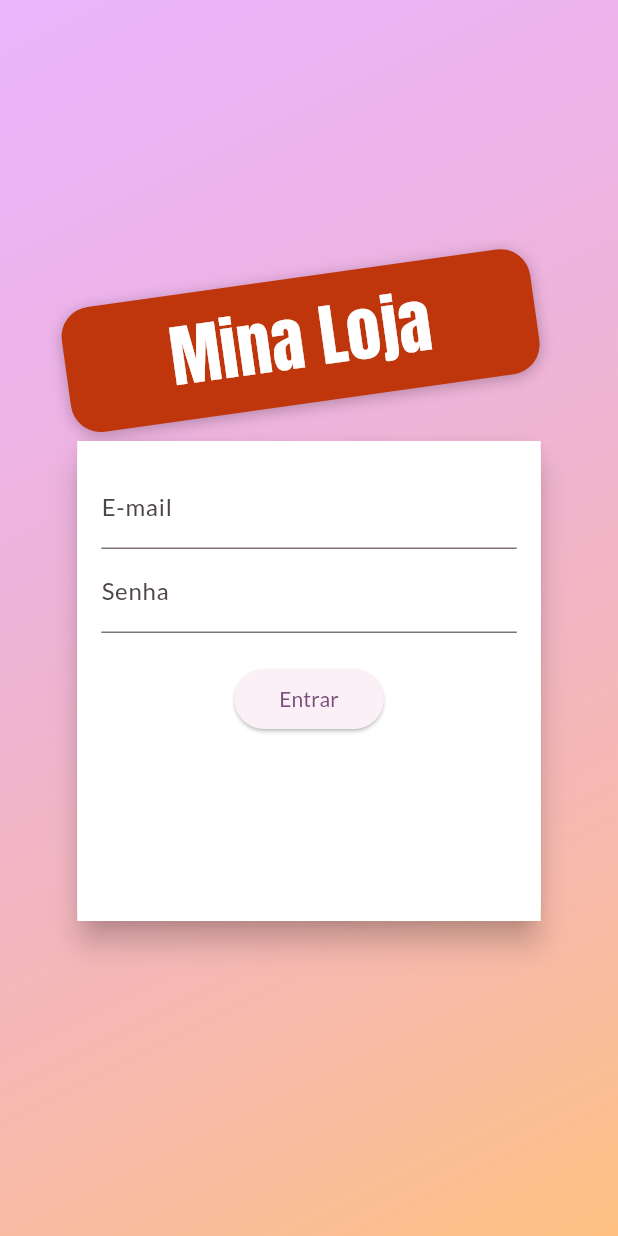
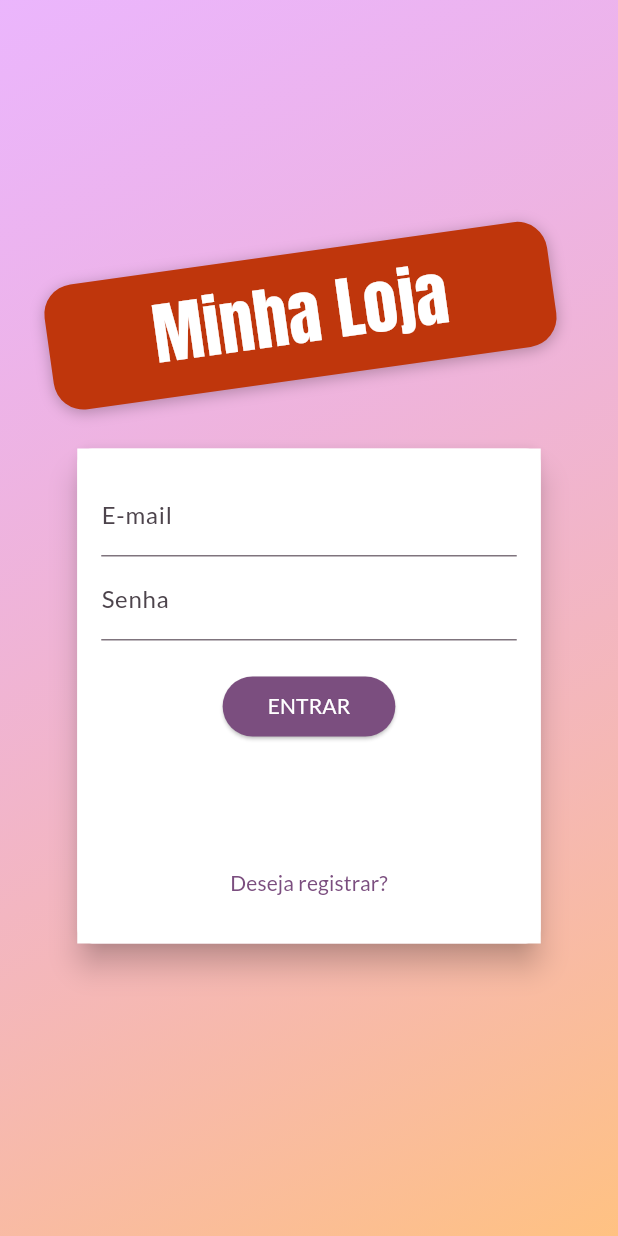
Before and after one commit to Matheus-Doerzbacher/shop, a Flutter app: the screen it shows after launch, on a phone screen of 412 x 824 dp. Run offline on Flutter 3.47's test engine with Material 3 defaults, Android fonts, the phone set to English and light mode, and no system bars.

Commit message:
finalizada a tela de login

```diff
--- a/lib/components/auth_form.dart
+++ b/lib/components/auth_form.dart
@@ -11,13 +11,48 @@ class AuthForm extends StatefulWidget {
 
 class _AuthFormState extends State<AuthForm> {
   final _passwordController = TextEditingController();
-  final AuthMode _authMode = AuthMode.login;
+  final _formKey = GlobalKey<FormState>();
+  bool _isLoading = false;
+  AuthMode _authMode = AuthMode.login;
   final Map<String, String> _authData = {
     "email": "",
     "password": "",
   };
 
-  void _submit() {}
+  bool _isLogin() => _authMode == AuthMode.login;
+  bool _isSignup() => _authMode == AuthMode.signUp;
+
+  void _switchAuthMode() {
+    setState(
+      () {
+        if (_isLogin()) {
+          _authMode = AuthMode.signUp;
+        } else {
+          _authMode = AuthMode.login;
+        }
+      },
+    );
+  }
+
+  void _submit() {
+    final isValidade = _formKey.currentState?.validate() ?? false;
+
+    if (!isValidade) {
+      return;
+    }
+
+    setState(() => _isLoading = true);
+
+    _formKey.currentState?.save();
+
+    if (_isLogin()) {
+      // login
+    } else {
+      // registrar
+    }
+
+    setState(() => _isLoading = false);
+  }
 
   @override
   Widget build(BuildContext context) {
@@ -31,9 +66,10 @@ class _AuthFormState extends State<AuthForm> {
       child: Container(
         color: Colors.white,
         padding: const EdgeInsets.all(16),
-        height: 320,
+        height: _isLogin() ? 330 : 400,
         width: deviceSize.width * 0.75,
         child: Form(
+          key: _formKey,
           child: Column(
             children: [
               TextFormField(
@@ -66,12 +102,12 @@ class _AuthFormState extends State<AuthForm> {
                   return null;
                 },
               ),
-              if (_authMode == AuthMode.signUp)
+              if (_isSignup())
                 TextFormField(
                   decoration: const InputDecoration(labelText: "Confirmar senha"),
                   keyboardType: TextInputType.emailAddress,
                   obscureText: true,
-                  validator: _authMode == AuthMode.login
+                  validator: _isLogin()
                       ? null
                       : (passwordForm) {
                           final password = passwordForm ?? '';
@@ -84,7 +120,9 @@ class _AuthFormState extends State<AuthForm> {
                         },
                 ),
               const SizedBox(height: 20),
-              ElevatedButton(
+              _isLoading
+                  ? const CircularProgressIndicator()
+                  : ElevatedButton(
                       onPressed: _submit,
                       style: ElevatedButton.styleFrom(
                         shape: RoundedRectangleBorder(
@@ -94,9 +132,20 @@ class _AuthFormState extends State<AuthForm> {
                           horizontal: 30,
                           vertical: 8,
                         ),
+                        backgroundColor: Theme.of(context).primaryColor,
                       ),
                       child: Text(
-                  _authMode == AuthMode.login ? "Entrar" : "Registrar",
+                        _authMode == AuthMode.login ? "ENTRAR" : "REGISTRAR",
+                        style: const TextStyle(
+                          color: Colors.white,
+                        ),
+                      ),
+                    ),
+              const Spacer(),
+              TextButton(
+                onPressed: _switchAuthMode,
+                child: Text(
+                  _isLogin() ? "Deseja registrar?" : "Ja posui conta?",
                 ),
               ),
             ],
--- a/lib/pages/auth_page.dart
+++ b/lib/pages/auth_page.dart
@@ -30,6 +30,9 @@ class AuthPage extends StatelessWidget {
               crossAxisAlignment: CrossAxisAlignment.center,
               children: [
                 Container(
+                  margin: const EdgeInsets.only(
+                    bottom: 20,
+                  ),
                   padding: const EdgeInsets.symmetric(
                     vertical: 10,
                     horizontal: 70,
@@ -48,7 +51,7 @@ class AuthPage extends StatelessWidget {
                     ],
                   ),
                   child: const Text(
-                    "Mina Loja",
+                    "Minha Loja",
                     style: TextStyle(
                       fontSize: 45,
                       fontFamily: 'Anton',
```
Lines whose indentation alone changed are shown as unchanged.
